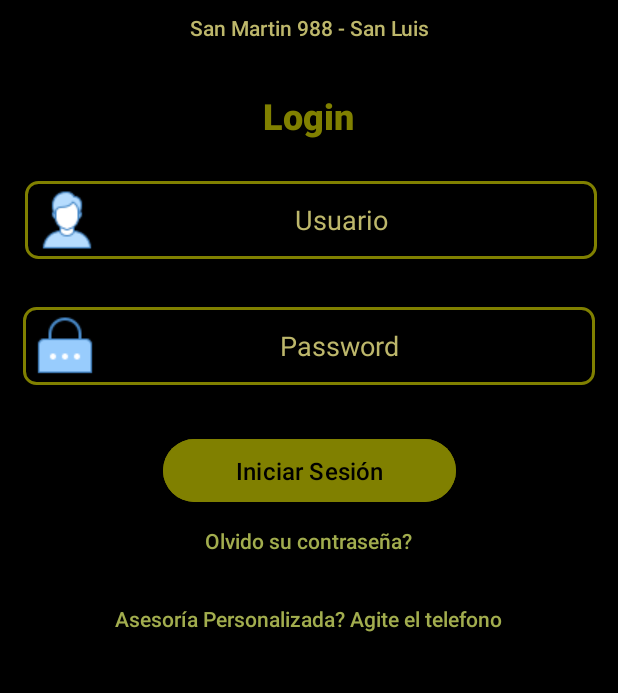
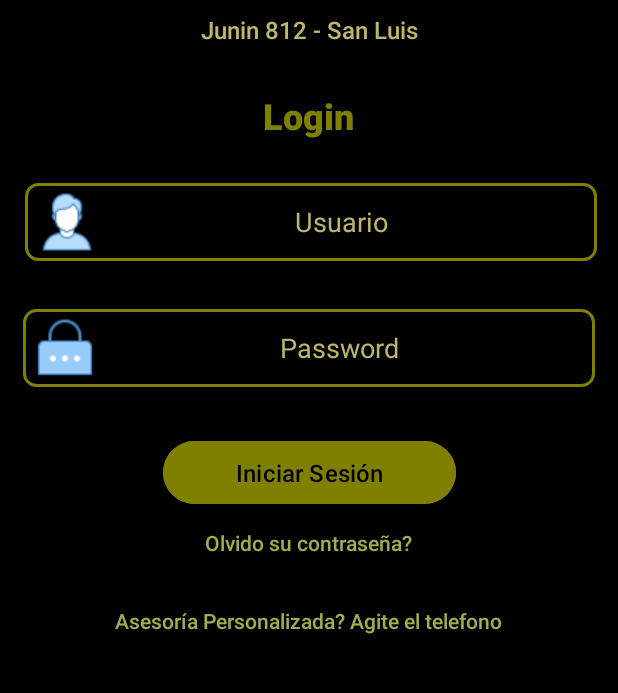
Before and after one commit to julianrios23/ProyectoInmobiliaria, an Android app: the screen it shows after launch (LoginActivity), on a phone screen of 412 x 824 dp, the part 443-1136 px from its top. Run offline under Robolectric (Android 15) with nearby library versions, the phone set to English and light mode, and no system bars.

Commit message:
Correccion Final 1

```diff
--- a/app/src/main/res/layout/activity_login.xml
+++ b/app/src/main/res/layout/activity_login.xml
@@ -21,21 +21,22 @@
 
     <TextView
         android:id="@+id/textView2"
-        android:layout_width="219dp"
-        android:layout_height="27dp"
+        android:layout_width="231dp"
+        android:layout_height="43dp"
         android:layout_marginTop="304dp"
         android:fontFamily="sans-serif-medium"
-        android:text="San Martin 988 - San Luis"
+        android:text="Junin 812 - San Luis"
         android:textAlignment="center"
         android:textColor="@color/olive_light"
+        android:textSize="16sp"
         app:layout_constraintEnd_toEndOf="parent"
         app:layout_constraintStart_toStartOf="parent"
         app:layout_constraintTop_toTopOf="parent" />
 
     <TextView
         android:id="@+id/textView3"
-        android:layout_width="82dp"
-        android:layout_height="40dp"
+        android:layout_width="129dp"
+        android:layout_height="41dp"
         android:layout_marginTop="356dp"
         android:fontFamily="sans-serif-black"
         android:text="Login"
```
Also changed, not shown: app/src/main/java/com/julian/proyectoinmobiliaria/draweractivity/ui/inicio/HomeViewModel.java (+6 -5 lines), app/src/main/java/com/julian/proyectoinmobiliaria/draweractivity/ui/inmuebles/NuevoInmuebleFragment.java (+27 -5 lines), 1 other file.
